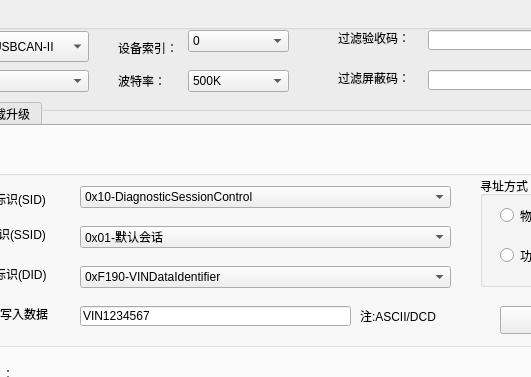
liuweiliang2006/UDS_soft, file udssoft.ui: the form before one commit; both pictures show x 122 to 653 and y 0 to 377 of the 1078 by 786 pixel window.
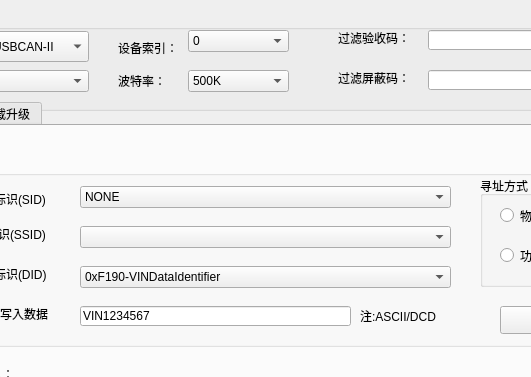
The form after the commit.

The edit to the form file:
```diff
--- a/udssoft.ui
+++ b/udssoft.ui
@@ -362,6 +362,11 @@
          <height>22</height>
         </rect>
        </property>
+       <item>
+        <property name="text">
+         <string>NONE</string>
+        </property>
+       </item>
        <item>
         <property name="text">
          <string>0x10-DiagnosticSessionControl</string>
@@ -390,11 +395,6 @@
          <height>22</height>
         </rect>
        </property>
-       <item>
-        <property name="text">
-         <string>0x01-默认会话</string>
-        </property>
-       </item>
       </widget>
       <widget class="QLabel" name="label_11">
        <property name="geometry">
```
Left out of the diff: 154 changed lines with no effect on the pictures.
